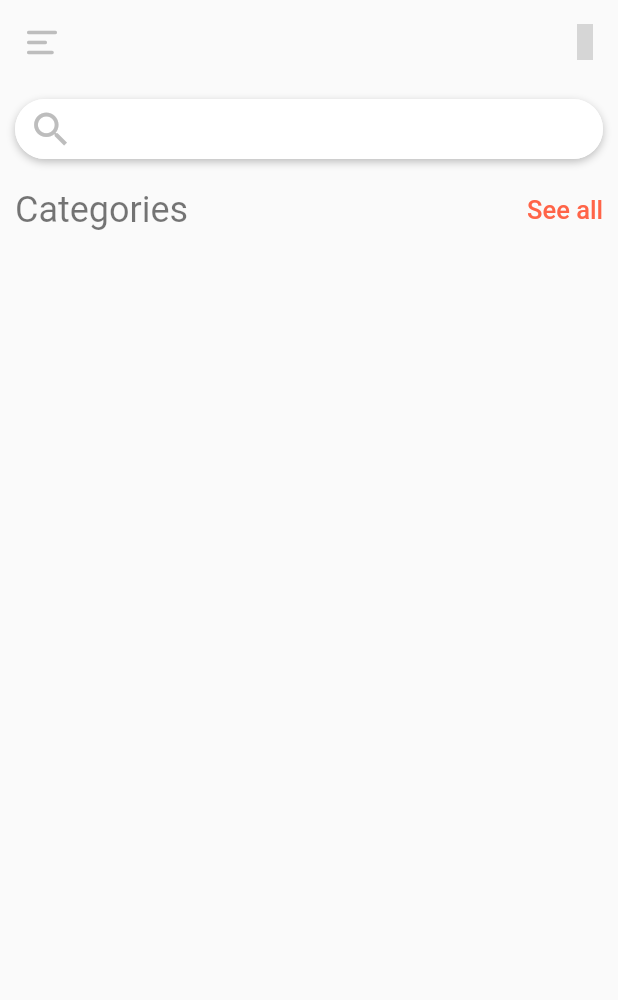
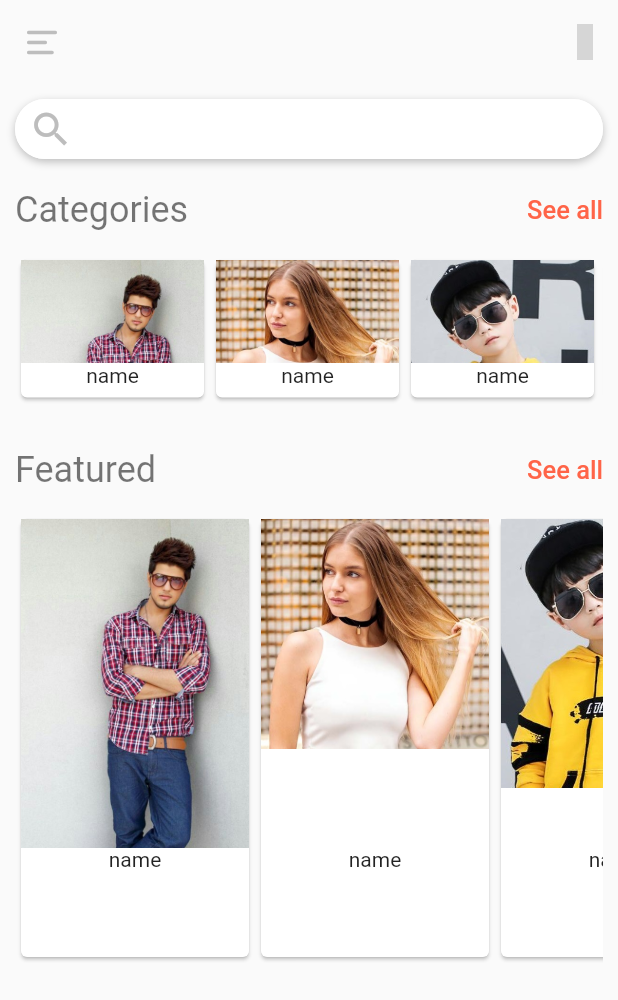
Before and after one commit to sasukeamjed/ecommerce_ui_app, a Flutter app: the screen it shows after launch, on a phone screen of 412 x 824 dp. Shown: the top 1000 px of the screen. Run offline on Flutter 3.47's test engine with Material 2 defaults, Android fonts, the phone set to English and light mode, and no system bars; our stand-ins replace material_design_icons_flutter; grey boxes are pictures that could not be loaded.

Commit message:
main list views

```diff
--- a/lib/main.dart
+++ b/lib/main.dart
@@ -180,7 +180,6 @@ class MyHomePage extends StatelessWidget {
       body: Padding(
         padding: Styles.mainPadding,
         child: ListView(
-
           children: [
             Container(
               height: 40,
@@ -250,16 +249,96 @@ class MyHomePage extends StatelessWidget {
             SizedBox(
               height: 15,
             ),
-            // ListView(
-            //   scrollDirection: Axis.horizontal,
-            //   children: assets
-            //       .map((asset) => Card(
-            //             child: Column(
-            //               children: [Image.asset(asset), Text('name')],
-            //             ),
-            //           ))
-            //       .toList(),
-            // ),
+            SingleChildScrollView(
+              scrollDirection: Axis.horizontal,
+              child: Row(
+                children: assets
+                    .map(
+                      (asset) => Container(
+                        height: 100,
+                        width: 130,
+                        child: Card(
+                          child: Column(
+                            children: [
+                              Expanded(
+                                child: Image.asset(
+                                  asset,
+                                  fit: BoxFit.fitWidth,
+                                  width: double.infinity,
+                                  alignment: Alignment.topCenter,
+                                ),
+                                flex: 3,
+                              ),
+                              Expanded(
+                                child: Text('name'),
+                                flex: 1,
+                              )
+                            ],
+                          ),
+                        ),
+                      ),
+                    )
+                    .toList(),
+              ),
+            ),
+            SizedBox(
+              height: 30,
+            ),
+            Row(
+              mainAxisAlignment: MainAxisAlignment.spaceBetween,
+              children: [
+                Text(
+                  'Featured',
+                  style: TextStyle(
+                    color: Styles.mainLabelsColors,
+                    fontSize: 24,
+                  ),
+                ),
+                Text(
+                  'See all',
+                  style: TextStyle(
+                    color: Styles.seconderLabelsColors,
+                    fontSize: 17,
+                    fontWeight: FontWeight.w500,
+                  ),
+                ),
+              ],
+            ),
+            SizedBox(
+              height: 15,
+            ),
+            SingleChildScrollView(
+              scrollDirection: Axis.horizontal,
+              child: Row(
+                children: assets
+                    .map(
+                      (asset) => Container(
+                    height: 300,
+                    width: 160,
+                    child: Card(
+                      child: Column(
+                        children: [
+                          Expanded(
+                            child: Image.asset(
+                              asset,
+                              fit: BoxFit.fitWidth,
+                              width: double.infinity,
+                              alignment: Alignment.topCenter,
+                            ),
+                            flex: 3,
+                          ),
+                          Expanded(
+                            child: Text('name'),
+                            flex: 1,
+                          )
+                        ],
+                      ),
+                    ),
+                  ),
+                )
+                    .toList(),
+              ),
+            ),
           ],
         ),
       ),
```
